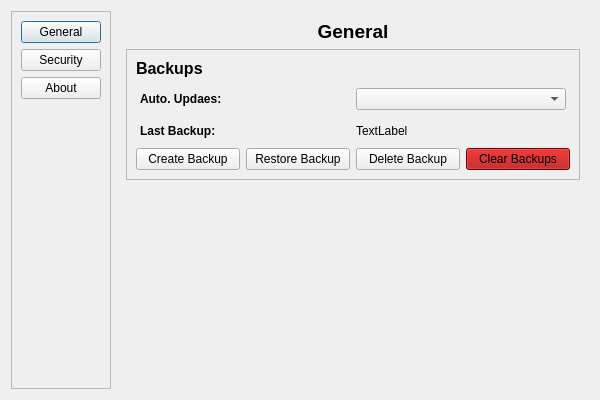
Above: src/settingswindow.ui from sera619/PassTreasure before the change. Below: the same form after it.
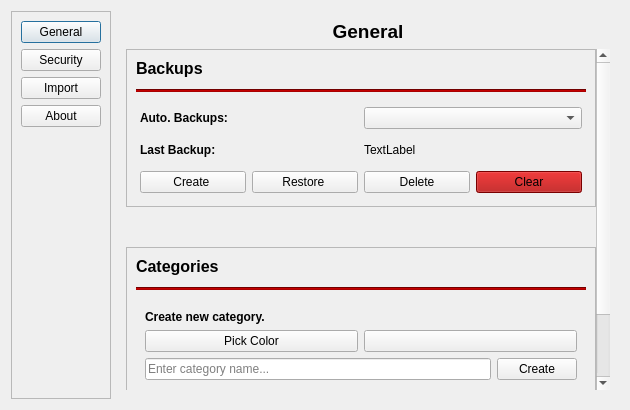
That is the form after the change.

Diff of the .ui file:
```diff
--- a/src/settingswindow.ui
+++ b/src/settingswindow.ui
@@ -6,8 +6,8 @@
    <rect>
     <x>0</x>
     <y>0</y>
-    <width>600</width>
-    <height>400</height>
+    <width>630</width>
+    <height>410</height>
    </rect>
   </property>
   <property name="minimumSize">
@@ -40,6 +40,13 @@
         </property>
        </widget>
       </item>
+      <item>
+       <widget class="QPushButton" name="btn_import">
+        <property name="text">
+         <string>Import</string>
+        </property>
+       </widget>
+      </item>
       <item>
        <widget class="QPushButton" name="btn_about">
         <property name="text">
@@ -84,6 +91,39 @@
         </widget>
        </item>
        <item>
+        <widget class="QScrollArea" name="scrollAreaGeneral">
+         <property name="frameShape">
+          <enum>QFrame::Shape::NoFrame</enum>
+         </property>
+         <property name="widgetResizable">
+          <bool>true</bool>
+         </property>
+         <widget class="QWidget" name="scrollAreaWidgetContents_2">
+          <property name="geometry">
+           <rect>
+            <x>0</x>
+            <y>0</y>
+            <width>473</width>
+            <height>457</height>
+           </rect>
+          </property>
+          <layout class="QVBoxLayout" name="verticalLayout_3">
+           <property name="spacing">
+            <number>40</number>
+           </property>
+           <property name="leftMargin">
+            <number>0</number>
+           </property>
+           <property name="topMargin">
+            <number>0</number>
+           </property>
+           <property name="rightMargin">
+            <number>0</number>
+           </property>
+           <property name="bottomMargin">
+            <number>0</number>
+           </property>
+           <item>
         <widget class="QFrame" name="backupFrame">
          <property name="sizePolicy">
           <sizepolicy hsizetype="Preferred" vsizetype="Preferred">
@@ -111,6 +151,40 @@
             </property>
            </widget>
           </item>
+              <item>
+               <widget class="QFrame" name="frame_3">
+                <property name="frameShape">
+                 <enum>QFrame::Shape::NoFrame</enum>
+                </property>
+                <property name="frameShadow">
+                 <enum>QFrame::Shadow::Raised</enum>
+                </property>
+                <layout class="QVBoxLayout" name="verticalLayout_7">
+                 <property name="leftMargin">
+                  <number>0</number>
+                 </property>
+                 <property name="topMargin">
+                  <number>5</number>
+                 </property>
+                 <property name="rightMargin">
+                  <number>0</number>
+                 </property>
+                 <property name="bottomMargin">
+                  <number>5</number>
+                 </property>
+                 <item>
+                  <widget class="Line" name="line_2">
+                   <property name="styleSheet">
+                    <string notr="true">background:rgb(170, 0, 0)</string>
+                   </property>
+                   <property name="orientation">
+                    <enum>Qt::Orientation::Horizontal</enum>
+                   </property>
+                  </widget>
+                 </item>
+                </layout>
+               </widget>
+              </item>
           <item>
            <widget class="QFrame" name="autoBackupFrame">
             <property name="frameShape">
@@ -144,7 +218,7 @@
                 <string notr="true"/>
                </property>
                <property name="text">
-                <string>Auto. Updaes:</string>
+                    <string>Auto. Backups:</string>
                </property>
               </widget>
              </item>
@@ -210,45 +284,75 @@
            <widget class="QFrame" name="backupBtnFrame">
             <layout class="QHBoxLayout" name="horizontalLayout">
              <property name="leftMargin">
-              <number>0</number>
+                  <number>4</number>
              </property>
              <property name="topMargin">
-              <number>0</number>
+                  <number>4</number>
              </property>
              <property name="rightMargin">
-              <number>0</number>
+                  <number>4</number>
              </property>
              <property name="bottomMargin">
-              <number>0</number>
+                  <number>4</number>
              </property>
              <item>
               <widget class="QPushButton" name="btnCreateBackup">
+                   <property name="minimumSize">
+                    <size>
+                     <width>80</width>
+                     <height>0</height>
+                    </size>
+                   </property>
                <property name="text">
-                <string>Create Backup</string>
+                    <string>Create </string>
                </property>
               </widget>
              </item>
              <item>
               <widget class="QPushButton" name="btnRestoreBackup">
+                   <property name="minimumSize">
+                    <size>
+                     <width>80</width>
+                     <height>0</height>
+                    </size>
+                   </property>
                <property name="text">
-                <string>Restore Backup</string>
+                    <string>Restore </string>
                </property>
               </widget>
              </item>
              <item>
               <widget class="QPushButton" name="btnDeleteBackup">
+                   <property name="minimumSize">
+                    <size>
+                     <width>80</width>
+                     <height>0</height>
+                    </size>
+                   </property>
                <property name="text">
-                <string>Delete Backup</string>
+                    <string>Delete</string>
                </property>
               </widget>
              </item>
              <item>
               <widget class="QPushButton" name="btnClearBackup">
+                   <property name="sizePolicy">
+                    <sizepolicy hsizetype="Minimum" vsizetype="Fixed">
+                     <horstretch>0</horstretch>
+                     <verstretch>0</verstretch>
+                    </sizepolicy>
+                   </property>
+                   <property name="minimumSize">
+                    <size>
+                     <width>80</width>
+                     <height>0</height>
+                    </size>
+                   </property>
                <property name="styleSheet">
                 <string notr="true">background: rgb(170, 0, 0);</string>
                </property>
                <property name="text">
-                <string>Clear Backups</string>
+                    <string>Clear</string>
                </property>
               </widget>
              </item>
@@ -259,17 +363,328 @@
         </widget>
        </item>
        <item>
-        <spacer name="verticalSpacer">
+            <widget class="QFrame" name="categoryFrame">
+             <property name="frameShape">
+              <enum>QFrame::Shape::StyledPanel</enum>
+             </property>
+             <property name="frameShadow">
+              <enum>QFrame::Shadow::Raised</enum>
+             </property>
+             <layout class="QVBoxLayout" name="verticalLayout_4">
+              <item>
+               <widget class="QLabel" name="categpryTitleLabel">
+                <property name="font">
+                 <font>
+                  <pointsize>12</pointsize>
+                  <bold>true</bold>
+                 </font>
+                </property>
+                <property name="text">
+                 <string>Categories</string>
+                </property>
+               </widget>
+              </item>
+              <item>
+               <widget class="QFrame" name="frame_2">
+                <property name="frameShape">
+                 <enum>QFrame::Shape::NoFrame</enum>
+                </property>
+                <property name="frameShadow">
+                 <enum>QFrame::Shadow::Raised</enum>
+                </property>
+                <layout class="QVBoxLayout" name="verticalLayout_6">
+                 <property name="leftMargin">
+                  <number>0</number>
+                 </property>
+                 <property name="topMargin">
+                  <number>5</number>
+                 </property>
+                 <property name="rightMargin">
+                  <number>0</number>
+                 </property>
+                 <property name="bottomMargin">
+                  <number>5</number>
+                 </property>
+                 <item>
+                  <widget class="Line" name="line_3">
+                   <property name="styleSheet">
+                    <string notr="true">background:rgb(170, 0, 0)</string>
+                   </property>
          <property name="orientation">
-          <enum>Qt::Orientation::Vertical</enum>
-         </property>
-         <property name="sizeHint" stdset="0">
+                    <enum>Qt::Orientation::Horizontal</enum>
+                   </property>
+                  </widget>
+                 </item>
+                </layout>
+               </widget>
+              </item>
+              <item>
+               <widget class="QFrame" name="createCategoryFrame">
+                <property name="frameShape">
+                 <enum>QFrame::Shape::NoFrame</enum>
+                </property>
+                <property name="frameShadow">
+                 <enum>QFrame::Shadow::Raised</enum>
+                </property>
+                <layout class="QVBoxLayout" name="verticalLayout_8">
+                 <property name="leftMargin">
+                  <number>9</number>
+                 </property>
+                 <property name="topMargin">
+                  <number>9</number>
+                 </property>
+                 <property name="rightMargin">
+                  <number>9</number>
+                 </property>
+                 <property name="bottomMargin">
+                  <number>9</number>
+                 </property>
+                 <item>
+                  <widget class="QLabel" name="label_5">
+                   <property name="font">
+                    <font>
+                     <bold>true</bold>
+                    </font>
+                   </property>
+                   <property name="text">
+                    <string>Create new category.</string>
+                   </property>
+                  </widget>
+                 </item>
+                 <item>
+                  <widget class="QFrame" name="frame_4">
+                   <property name="frameShape">
+                    <enum>QFrame::Shape::NoFrame</enum>
+                   </property>
+                   <property name="frameShadow">
+                    <enum>QFrame::Shadow::Raised</enum>
+                   </property>
+                   <layout class="QHBoxLayout" name="horizontalLayout_4">
+                    <property name="leftMargin">
+                     <number>0</number>
+                    </property>
+                    <property name="topMargin">
+                     <number>0</number>
+                    </property>
+                    <property name="rightMargin">
+                     <number>0</number>
+                    </property>
+                    <property name="bottomMargin">
+                     <number>0</number>
+                    </property>
+                    <item>
+                     <widget class="QPushButton" name="btnCategpryColor">
+                      <property name="minimumSize">
           <size>
-           <width>20</width>
-           <height>40</height>
-          </size>
-         </property>
-        </spacer>
+                        <width>80</width>
+                        <height>20</height>
+                       </size>
+                      </property>
+                      <property name="text">
+                       <string>Pick Color</string>
+                      </property>
+                     </widget>
+                    </item>
+                    <item>
+                     <widget class="QPushButton" name="btnPreviewCatColor">
+                      <property name="text">
+                       <string/>
+                      </property>
+                     </widget>
+                    </item>
+                   </layout>
+                  </widget>
+                 </item>
+                 <item>
+                  <widget class="QFrame" name="frame_5">
+                   <property name="frameShape">
+                    <enum>QFrame::Shape::NoFrame</enum>
+                   </property>
+                   <property name="frameShadow">
+                    <enum>QFrame::Shadow::Raised</enum>
+                   </property>
+                   <layout class="QHBoxLayout" name="horizontalLayout_6">
+                    <property name="leftMargin">
+                     <number>0</number>
+                    </property>
+                    <property name="topMargin">
+                     <number>0</number>
+                    </property>
+                    <property name="rightMargin">
+                     <number>0</number>
+                    </property>
+                    <property name="bottomMargin">
+                     <number>0</number>
+                    </property>
+                    <item>
+                     <widget class="QLineEdit" name="categoryCreatLineEdit">
+                      <property name="styleSheet">
+                       <string notr="true">font: 10pt &quot;Segoe UI&quot;;</string>
+                      </property>
+                      <property name="placeholderText">
+                       <string>Enter category name...</string>
+                      </property>
+                     </widget>
+                    </item>
+                    <item>
+                     <widget class="QPushButton" name="btnCreateCategory">
+                      <property name="minimumSize">
+                       <size>
+                        <width>80</width>
+                        <height>20</height>
+                       </size>
+                      </property>
+                      <property name="text">
+                       <string>Create</string>
+                      </property>
+                     </widget>
+                    </item>
+                   </layout>
+                  </widget>
+                 </item>
+                </layout>
+               </widget>
+              </item>
+              <item>
+               <widget class="QFrame" name="frame">
+                <property name="frameShape">
+                 <enum>QFrame::Shape::NoFrame</enum>
+                </property>
+                <property name="frameShadow">
+                 <enum>QFrame::Shadow::Raised</enum>
+                </property>
+                <layout class="QVBoxLayout" name="verticalLayout_5">
+                 <property name="leftMargin">
+                  <number>2</number>
+                 </property>
+                 <property name="topMargin">
+                  <number>9</number>
+                 </property>
+                 <property name="rightMargin">
+                  <number>2</number>
+                 </property>
+                 <property name="bottomMargin">
+                  <number>9</number>
+                 </property>
+                 <item>
+                  <widget class="Line" name="line">
+                   <property name="styleSheet">
+                    <string notr="true">background: rgb(88, 88, 88);
+padding:  5px 0px 5px 0px;</string>
+                   </property>
+                   <property name="frameShadow">
+                    <enum>QFrame::Shadow::Sunken</enum>
+                   </property>
+                   <property name="lineWidth">
+                    <number>1</number>
+                   </property>
+                   <property name="orientation">
+                    <enum>Qt::Orientation::Horizontal</enum>
+                   </property>
+                  </widget>
+                 </item>
+                </layout>
+               </widget>
+              </item>
+              <item>
+               <widget class="QLabel" name="label_6">
+                <property name="font">
+                 <font>
+                  <bold>true</bold>
+                 </font>
+                </property>
+                <property name="text">
+                 <string>Edit a category.</string>
+                </property>
+               </widget>
+              </item>
+              <item>
+               <widget class="QFrame" name="editCategoryFrae">
+                <property name="frameShape">
+                 <enum>QFrame::Shape::NoFrame</enum>
+                </property>
+                <property name="frameShadow">
+                 <enum>QFrame::Shadow::Raised</enum>
+                </property>
+                <layout class="QHBoxLayout" name="horizontalLayout_5" stretch="0,0,0">
+                 <property name="leftMargin">
+                  <number>0</number>
+                 </property>
+                 <property name="topMargin">
+                  <number>0</number>
+                 </property>
+                 <property name="rightMargin">
+                  <number>0</number>
+                 </property>
+                 <property name="bottomMargin">
+                  <number>0</number>
+                 </property>
+                 <item>
+                  <widget class="QComboBox" name="editCategoryBox">
+                   <property name="sizePolicy">
+                    <sizepolicy hsizetype="Expanding" vsizetype="Fixed">
+                     <horstretch>0</horstretch>
+                     <verstretch>0</verstretch>
+                    </sizepolicy>
+                   </property>
+                   <property name="styleSheet">
+                    <string notr="true">font: 10pt &quot;Segoe UI&quot;;</string>
+                   </property>
+                   <property name="placeholderText">
+                    <string>Select a category...</string>
+                   </property>
+                  </widget>
+                 </item>
+                 <item alignment="Qt::AlignmentFlag::AlignVCenter">
+                  <widget class="QPushButton" name="btnEditCategory">
+                   <property name="sizePolicy">
+                    <sizepolicy hsizetype="Preferred" vsizetype="Fixed">
+                     <horstretch>0</horstretch>
+                     <verstretch>0</verstretch>
+                    </sizepolicy>
+                   </property>
+                   <property name="minimumSize">
+                    <size>
+                     <width>80</width>
+                     <height>15</height>
+                    </size>
+                   </property>
+                   <property name="text">
+                    <string>Edit</string>
+                   </property>
+                  </widget>
+                 </item>
+                 <item alignment="Qt::AlignmentFlag::AlignVCenter">
+                  <widget class="QPushButton" name="btnDeleteCategory">
+                   <property name="sizePolicy">
+                    <sizepolicy hsizetype="Preferred" vsizetype="Fixed">
+                     <horstretch>0</horstretch>
+                     <verstretch>0</verstretch>
+                    </sizepolicy>
+                   </property>
+                   <property name="minimumSize">
+                    <size>
+                     <width>80</width>
+                     <height>15</height>
+                    </size>
+                   </property>
+                   <property name="styleSheet">
+                    <string notr="true">background: rgb(170, 0, 0);</string>
+                   </property>
+                   <property name="text">
+                    <string>Delete</string>
+                   </property>
+                  </widget>
+                 </item>
+                </layout>
+               </widget>
+              </item>
+             </layout>
+            </widget>
+           </item>
+          </layout>
+         </widget>
+        </widget>
        </item>
       </layout>
      </widget>
```
Left out of the diff: 285 changed lines with no effect on the pictures. Lines whose indentation alone changed are shown as unchanged.
